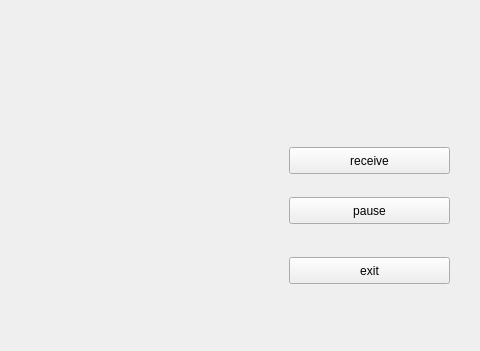
First picture: the form in udpSender/widget.ui, repository lp-github/es-final, before the edit; both pictures show x 111 to 591 and y 143 to 494 of the 591 by 494 pixel window.
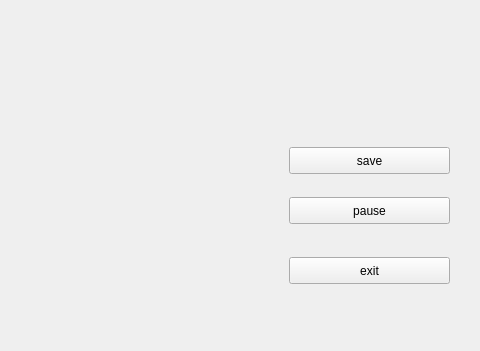
Second picture: the form after the edit.

Diff of the .ui file:
```diff
--- a/udpSender/widget.ui
+++ b/udpSender/widget.ui
@@ -75,7 +75,7 @@
     </rect>
    </property>
    <property name="text">
-    <string>receive</string>
+    <string>save</string>
    </property>
   </widget>
  </widget>
```
